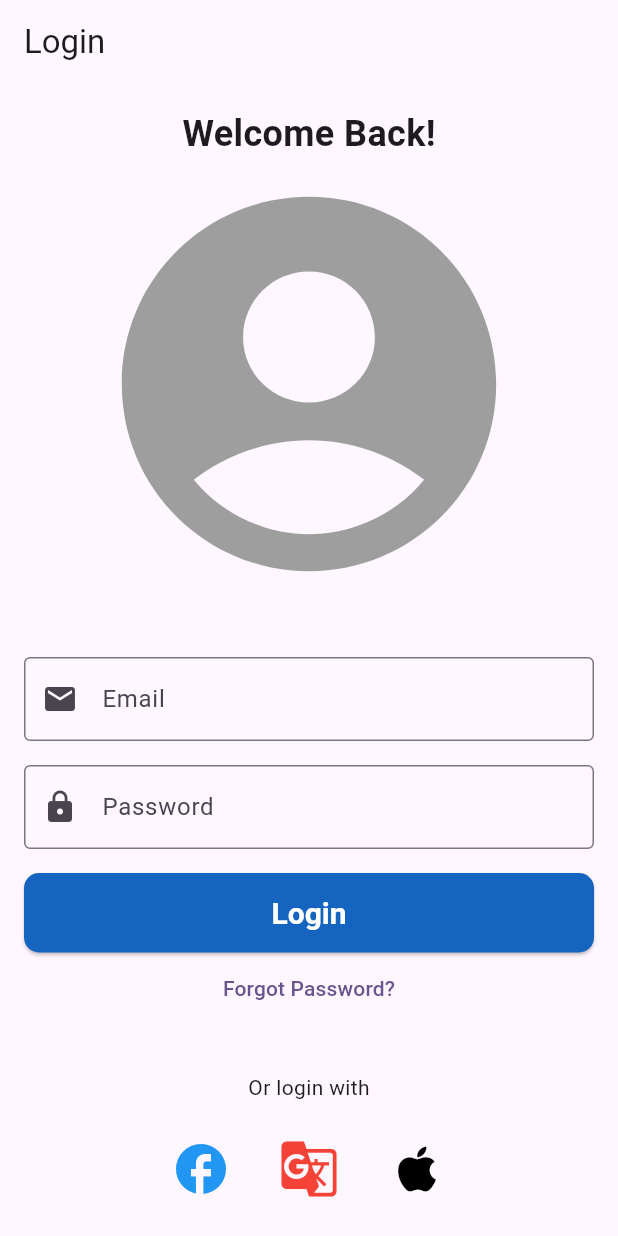
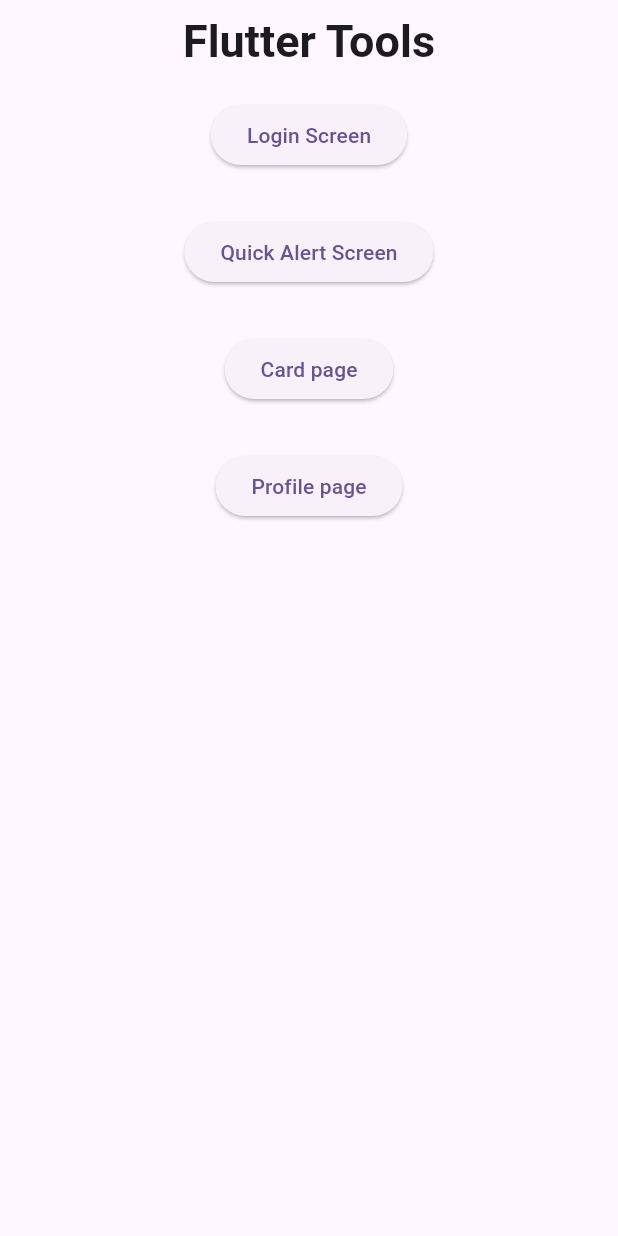
Before and after one commit to methjaya/UtilityScripts, a Flutter app: the screen it shows after launch, on a phone screen of 412 x 824 dp. Run offline on Flutter 3.47's test engine with Material 3 defaults, Android fonts, the light colour scheme and no system bars.

Commit message:
flutter tool

```diff
--- a/Flutter/gapp/lib/main.dart
+++ b/Flutter/gapp/lib/main.dart
@@ -1,5 +1,5 @@
 import 'package:flutter/material.dart';
-import 'package:gapp/screens/login_screen/login.dart';
+import 'package:gapp/screens/home_screen/dashboard.dart';
 
 void main() {
   runApp(const MyApp());
@@ -18,7 +18,7 @@
         colorScheme: ColorScheme.fromSeed(seedColor: Colors.deepPurple),
         useMaterial3: true,
       ),
-      home: LoginScreen(),
+      home: const Dashboard(),
     );
   }
 }
--- a/Flutter/gapp/lib/screens/home_screen/dashboard.dart
+++ b/Flutter/gapp/lib/screens/home_screen/dashboard.dart
@@ -0,0 +1,61 @@
+// ignore_for_file: prefer_const_constructors
+
+import 'package:flutter/material.dart';
+import 'package:gapp/screens/login_screen/login.dart';
+
+class Dashboard extends StatefulWidget {
+  const Dashboard({super.key});
+
+  @override
+  State<Dashboard> createState() => _DashboardState();
+}
+
+class _DashboardState extends State<Dashboard> {
+  @override
+  Widget build(BuildContext context) {
+    return Scaffold(
+      appBar: AppBar(
+        title: Text(
+          'Flutter Tools',
+          style: TextStyle(
+            fontWeight: FontWeight.bold,
+            fontSize: 30,
+          ),
+        ),
+        centerTitle: true,
+      ),
+      body: Center(
+        child: Column(
+          children: [
+            const SizedBox(height: 10),
+            ElevatedButton(
+              onPressed: () {
+                Navigator.of(context).pushReplacement(
+                  MaterialPageRoute(
+                    builder: (context) => LoginScreen(),
+                  ),
+                );
+              },
+              child: Text('Login Screen'),
+            ),
+            const SizedBox(height: 30),
+            ElevatedButton(
+              onPressed: () {},
+              child: Text('Quick Alert Screen'),
+            ),
+            const SizedBox(height: 30),
+            ElevatedButton(
+              onPressed: () {},
+              child: Text('Card page'),
+            ),
+            const SizedBox(height: 30),
+            ElevatedButton(
+              onPressed: () {},
+              child: Text('Profile page'),
+            ),
+          ],
+        ),
+      ),
+    );
+  }
+}
```
